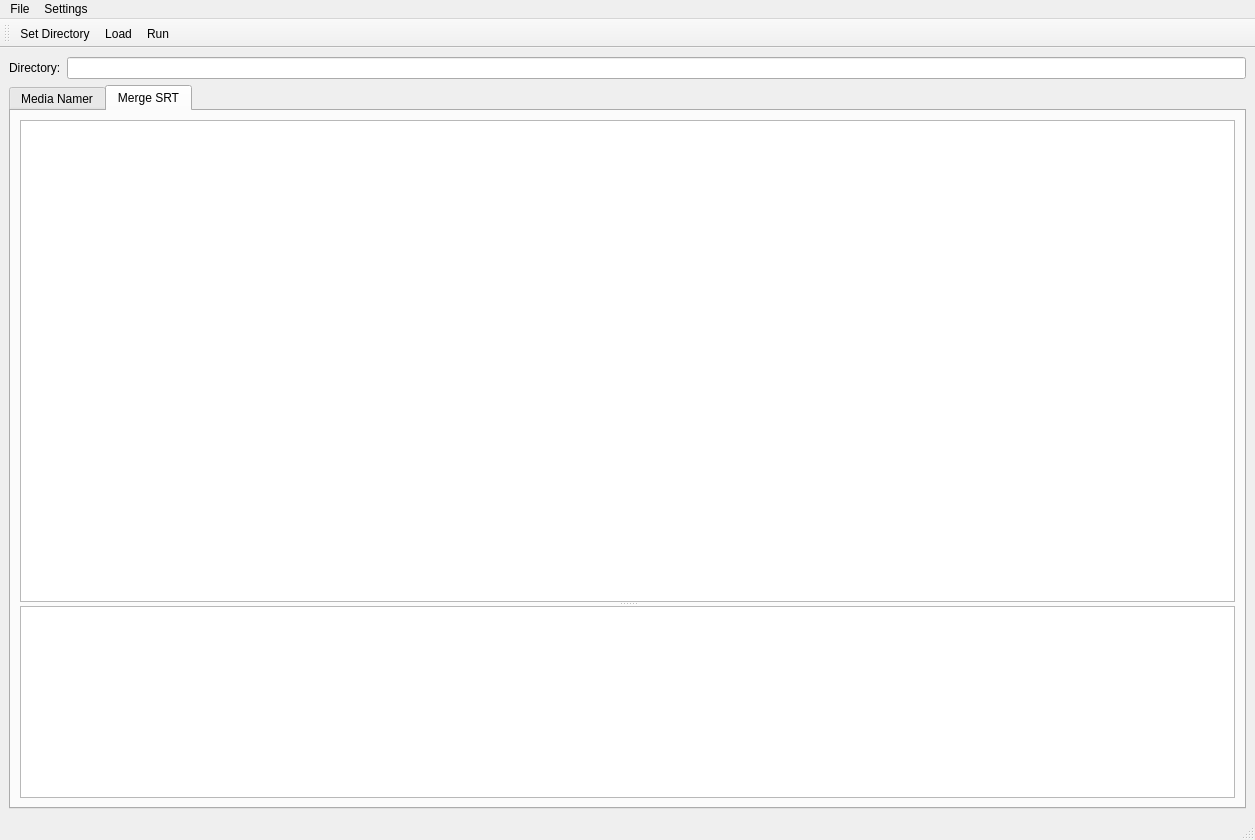
towel42-com/MediaManager, file UI/MainWindow.ui: the form before one commit.
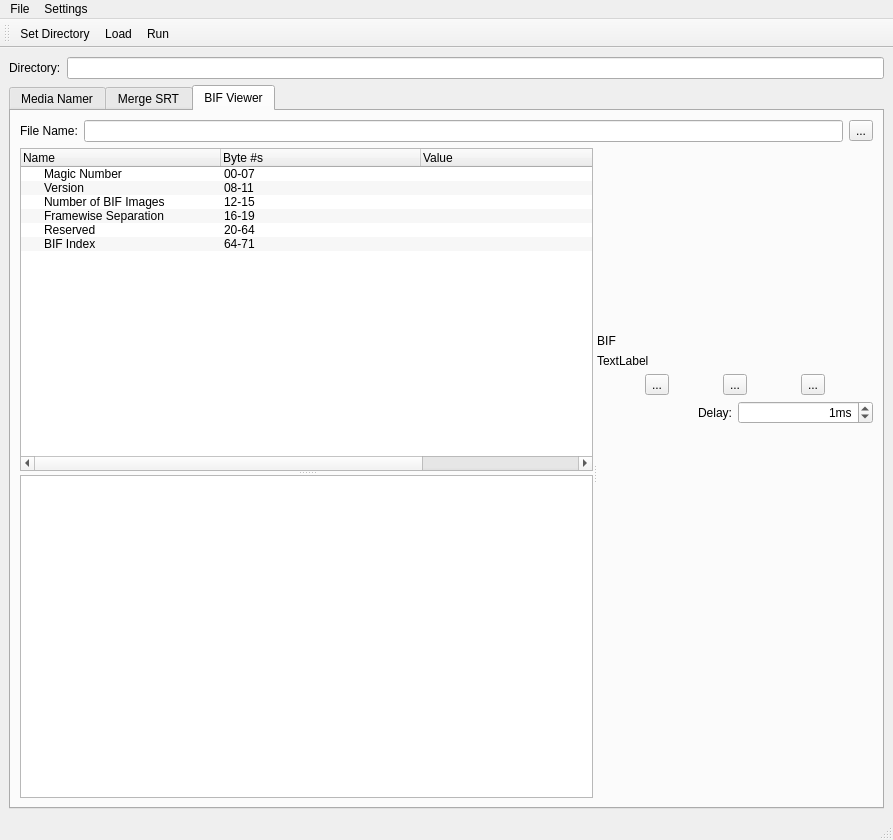
The form after the commit. Icons and pictures are not drawn. Custom widgets are drawn as their Qt base class.

Commit message: Added BIF Viewer

What changed in the file:
```diff
--- a/UI/MainWindow.ui
+++ b/UI/MainWindow.ui
@@ -6,7 +6,7 @@
    <rect>
     <x>0</x>
     <y>0</y>
-    <width>1255</width>
+    <width>893</width>
     <height>840</height>
    </rect>
   </property>
@@ -22,7 +22,7 @@
     <item>
      <layout class="QHBoxLayout" name="horizontalLayout_3">
       <item>
-       <widget class="QLabel" name="label_2">
+       <widget class="QLabel" name="dirLabel">
         <property name="text">
          <string>Directory:</string>
         </property>
@@ -43,7 +43,7 @@
     <item>
      <widget class="QTabWidget" name="tabWidget">
       <property name="currentIndex">
-       <number>1</number>
+       <number>2</number>
       </property>
       <widget class="QWidget" name="mediaNamerTab">
        <attribute name="icon">
@@ -111,6 +111,283 @@
         </item>
        </layout>
       </widget>
+      <widget class="QWidget" name="bifViewerTab">
+       <attribute name="title">
+        <string>BIF Viewer</string>
+       </attribute>
+       <layout class="QVBoxLayout" name="verticalLayout_5">
+        <item>
+         <layout class="QHBoxLayout" name="horizontalLayout">
+          <item>
+           <widget class="QLabel" name="label">
+            <property name="text">
+             <string>File Name:</string>
+            </property>
+           </widget>
+          </item>
+          <item>
+           <widget class="CDelayLineEdit" name="bifFile"/>
+          </item>
+          <item>
+           <widget class="QToolButton" name="openBIFBtn">
+            <property name="text">
+             <string>...</string>
+            </property>
+            <property name="icon">
+             <iconset resource="application.qrc">
+              <normaloff>:/resources/open.png</normaloff>:/resources/open.png</iconset>
+            </property>
+           </widget>
+          </item>
+         </layout>
+        </item>
+        <item>
+         <widget class="QSplitter" name="bifViewerHSplitter">
+          <property name="orientation">
+           <enum>Qt::Horizontal</enum>
+          </property>
+          <widget class="QSplitter" name="bifViewerVSplitter">
+           <property name="orientation">
+            <enum>Qt::Vertical</enum>
+           </property>
+           <widget class="QTreeWidget" name="bifFileValues">
+            <property name="alternatingRowColors">
+             <bool>true</bool>
+            </property>
+            <attribute name="headerDefaultSectionSize">
+             <number>200</number>
+            </attribute>
+            <column>
+             <property name="text">
+              <string>Name</string>
+             </property>
+            </column>
+            <column>
+             <property name="text">
+              <string>Byte #s</string>
+             </property>
+            </column>
+            <column>
+             <property name="text">
+              <string>Value</string>
+             </property>
+            </column>
+            <column>
+             <property name="text">
+              <string>Raw Value</string>
+             </property>
+            </column>
+            <item>
+             <property name="text">
+              <string>Magic Number</string>
+             </property>
+             <property name="text">
+              <string>00-07</string>
+             </property>
+             <property name="text">
+              <string/>
+             </property>
+            </item>
+            <item>
+             <property name="text">
+              <string>Version</string>
+             </property>
+             <property name="text">
+              <string>08-11</string>
+             </property>
+             <property name="text">
+              <string/>
+             </property>
+            </item>
+            <item>
+             <property name="text">
+              <string>Number of BIF Images</string>
+             </property>
+             <property name="text">
+              <string>12-15</string>
+             </property>
+             <property name="text">
+              <string/>
+             </property>
+            </item>
+            <item>
+             <property name="text">
+              <string>Framewise Separation</string>
+             </property>
+             <property name="text">
+              <string>16-19</string>
+             </property>
+             <property name="text">
+              <string/>
+             </property>
+            </item>
+            <item>
+             <property name="text">
+              <string>Reserved</string>
+             </property>
+             <property name="text">
+              <string>20-64</string>
+             </property>
+             <property name="text">
+              <string/>
+             </property>
+            </item>
+            <item>
+             <property name="text">
+              <string>BIF Index</string>
+             </property>
+             <property name="text">
+              <string>64-71</string>
+             </property>
+             <property name="text">
+              <string/>
+             </property>
+            </item>
+           </widget>
+           <widget class="QListWidget" name="bifImages">
+            <property name="iconSize">
+             <size>
+              <width>200</width>
+              <height>200</height>
+             </size>
+            </property>
+            <property name="resizeMode">
+             <enum>QListView::Adjust</enum>
+            </property>
+            <property name="viewMode">
+             <enum>QListView::IconMode</enum>
+            </property>
+           </widget>
+          </widget>
+          <widget class="QWidget" name="widget" native="true">
+           <layout class="QVBoxLayout" name="verticalLayout_4">
+            <item>
+             <widget class="QLabel" name="bifImageLabel">
+              <property name="sizePolicy">
+               <sizepolicy hsizetype="Fixed" vsizetype="Fixed">
+                <horstretch>0</horstretch>
+                <verstretch>0</verstretch>
+               </sizepolicy>
+              </property>
+              <property name="minimumSize">
+               <size>
+                <width>0</width>
+                <height>200</height>
+               </size>
+              </property>
+              <property name="baseSize">
+               <size>
+                <width>0</width>
+                <height>0</height>
+               </size>
+              </property>
+              <property name="text">
+               <string>BIF</string>
+              </property>
+              <property name="alignment">
+               <set>Qt::AlignBottom|Qt::AlignHCenter</set>
+              </property>
+             </widget>
+            </item>
+            <item>
+             <widget class="QLabel" name="bifLabel">
+              <property name="text">
+               <string>TextLabel</string>
+              </property>
+             </widget>
+            </item>
+            <item>
+             <layout class="QHBoxLayout" name="horizontalLayout_2">
+              <item>
+               <widget class="QToolButton" name="bifStepBack">
+                <property name="text">
+                 <string>...</string>
+                </property>
+                <property name="icon">
+                 <iconset resource="application.qrc">
+                  <normaloff>:/resources/reverse.png</normaloff>:/resources/reverse.png</iconset>
+                </property>
+               </widget>
+              </item>
+              <item>
+               <widget class="QToolButton" name="bifPlayPause">
+                <property name="text">
+                 <string>...</string>
+                </property>
+                <property name="icon">
+                 <iconset resource="application.qrc">
+                  <normaloff>:/resources/play.png</normaloff>:/resources/play.png</iconset>
+                </property>
+               </widget>
+              </item>
+              <item>
+               <widget class="QToolButton" name="bifStepForward">
+                <property name="text">
+                 <string>...</string>
+                </property>
+                <property name="icon">
+                 <iconset resource="application.qrc">
+                  <normaloff>:/resources/forward.png</normaloff>:/resources/forward.png</iconset>
+                </property>
+               </widget>
+              </item>
+             </layout>
+            </item>
+            <item>
+             <layout class="QHBoxLayout" name="horizontalLayout_4">
+              <item>
+               <widget class="QLabel" name="label_2">
+                <property name="text">
+                 <string>Delay:</string>
+                </property>
+                <property name="alignment">
+                 <set>Qt::AlignRight|Qt::AlignTrailing|Qt::AlignVCenter</set>
+                </property>
+               </widget>
+              </item>
+              <item>
+               <widget class="QSpinBox" name="bifTS">
+                <property name="alignment">
+                 <set>Qt::AlignRight|Qt::AlignTrailing|Qt::AlignVCenter</set>
+                </property>
+                <property name="suffix">
+                 <string>ms</string>
+                </property>
+                <property name="minimum">
+                 <number>0</number>
+                </property>
+                <property name="maximum">
+                 <number>2147483647</number>
+                </property>
+                <property name="singleStep">
+                 <number>50</number>
+                </property>
+                <property name="value">
+                 <number>1</number>
+                </property>
+               </widget>
+              </item>
+             </layout>
+            </item>
+            <item>
+             <spacer name="verticalSpacer">
+              <property name="orientation">
+               <enum>Qt::Vertical</enum>
+              </property>
+              <property name="sizeHint" stdset="0">
+               <size>
+                <width>17</width>
+                <height>336</height>
+               </size>
+              </property>
+             </spacer>
+            </item>
+           </layout>
+          </widget>
+         </widget>
+        </item>
+       </layout>
+      </widget>
      </widget>
     </item>
    </layout>
@@ -120,7 +397,7 @@
     <rect>
      <x>0</x>
      <y>0</y>
-     <width>1255</width>
+     <width>893</width>
      <height>22</height>
     </rect>
    </property>
```
Left out of the diff: 12 changed lines with no effect on the pictures. The commit also changes 2 other files.
